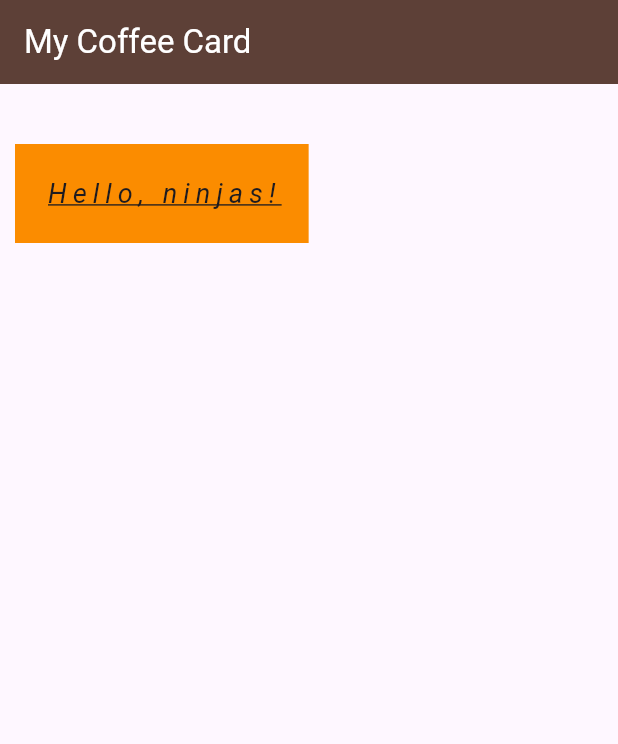
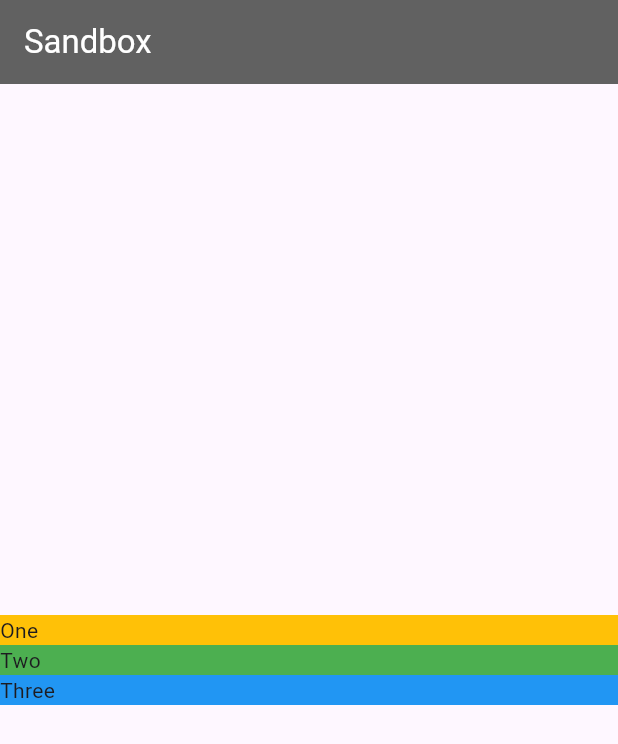
Before and after one commit to efunnuga-bamidele/FLUTTER_COFFEE_CARD, a Flutter app: the screen it shows after launch, on a phone screen of 412 x 824 dp. Shown: the top 744 px of the screen. Run offline on Flutter 3.47's test engine with Material 3 defaults, Android fonts, the phone set to English and light mode, and no system bars.

Commit message:
feat:Create a test sandbox and update Home

```diff
--- a/lib/home.dart
+++ b/lib/home.dart
@@ -11,16 +11,19 @@ class Home extends StatelessWidget {
             const Text("My Coffee Card", style: TextStyle(color: Colors.white)),
         backgroundColor: Colors.brown[700],
       ),
-      body: Container(
-        color: Colors.orange[600],
-        padding: const EdgeInsets.all(20.0),
-        margin: const EdgeInsets.fromLTRB(10, 40, 0, 0),
-        child: const Text("Hello, ninjas!",
-            style: TextStyle(
-                fontSize: 18,
-                letterSpacing: 4,
-                fontStyle: FontStyle.italic,
-                decoration: TextDecoration.underline)),
+      body: Column(
+        children: [
+          Container(
+            color: Colors.brown[200],
+            padding: const EdgeInsets.all(20),
+            child: const Text("How i like my coffee..."),
+          ),
+          Container(
+            color: Colors.brown[00],
+            padding: const EdgeInsets.all(20),
+            child: const Text("Coffee prefs."),
+          ),
+        ],
       ),
     );
   }
--- a/lib/main.dart
+++ b/lib/main.dart
@@ -4,7 +4,42 @@ import 'package:flutter/material.dart';
 void main() {
   runApp(
     const MaterialApp(
-      home: Home(),
+      home: SandBox(),
     ),
   );
 }
+
+class SandBox extends StatelessWidget {
+  const SandBox({super.key});
+
+  @override
+  Widget build(BuildContext context) {
+    return Scaffold(
+      appBar: AppBar(
+        title: const Text("Sandbox", style: TextStyle(color: Colors.white)),
+        backgroundColor: Colors.grey[700],
+      ),
+      body: Column(
+        crossAxisAlignment: CrossAxisAlignment.stretch,
+        mainAxisAlignment: MainAxisAlignment.center,
+        children: [
+          Container(
+            width: 100,
+            color: Colors.amber,
+            child: const Text("One"),
+          ),
+          Container(
+            width: 200,
+            color: Colors.green,
+            child: const Text("Two"),
+          ),
+          Container(
+            width: 300,
+            color: Colors.blue,
+            child: const Text("Three"),
+          ),
+        ],
+      ),
+    );
+  }
+}
```
